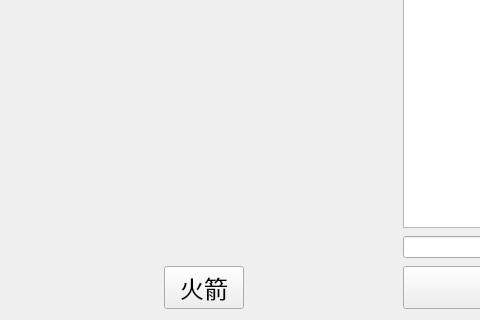
The window that client/w3.ui (meitanteiDapang/liveroom) describes before a commit, drawn with Qt 5; both pictures show x 0 to 480 and y 280 to 600 of the 800 by 600 pixel window.
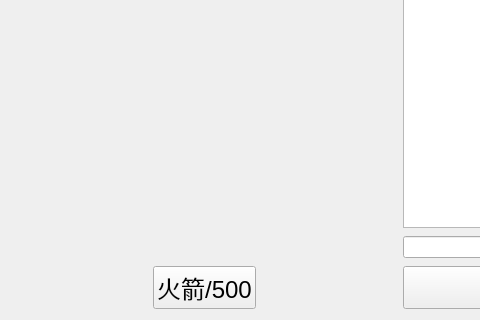
The same window after the commit.

```diff
--- a/client/w3.ui
+++ b/client/w3.ui
@@ -90,7 +90,7 @@
           </font>
          </property>
          <property name="text">
-          <string>火箭</string>
+          <string>火箭/500</string>
          </property>
         </widget>
        </item>
```
